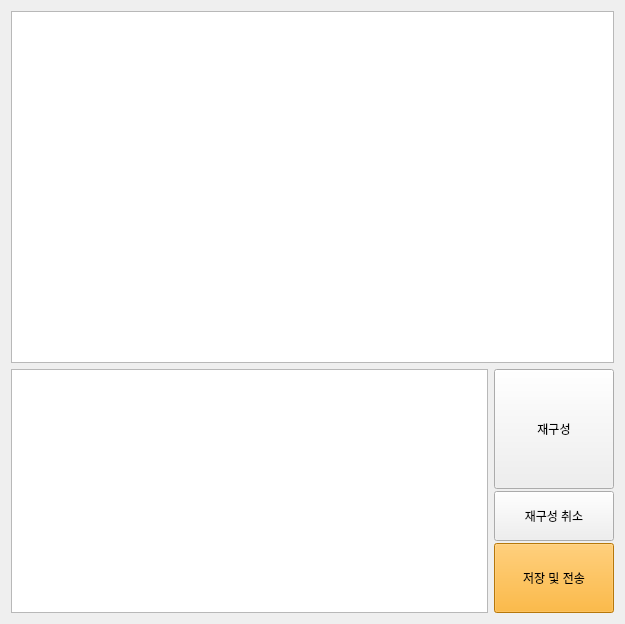
AndaCondaa/Dental_Imaging_SW_System, file Project/src/imaging/ImagingSW/imagingmanager.ui: the form before one commit.
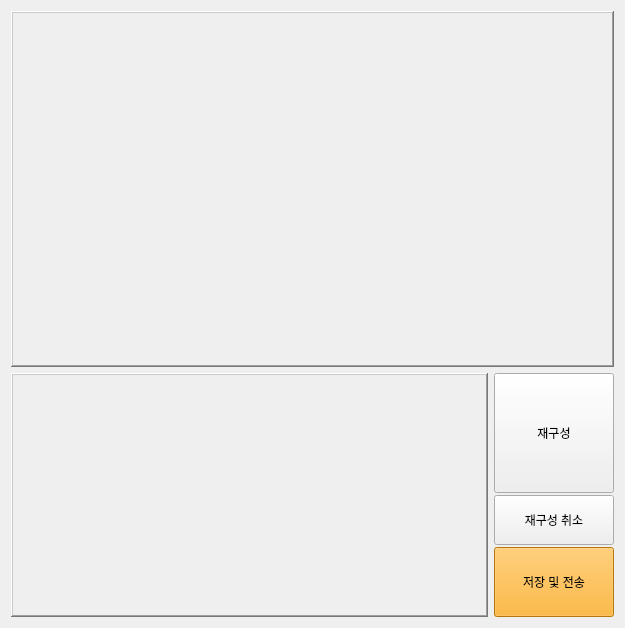
The form after the commit.

Commit message: feat : Add imageprocess

Diff of the .ui file:
```diff
--- a/Project/src/imaging/ImagingSW/imagingmanager.ui
+++ b/Project/src/imaging/ImagingSW/imagingmanager.ui
@@ -7,7 +7,7 @@
     <x>0</x>
     <y>0</y>
     <width>625</width>
-    <height>624</height>
+    <height>628</height>
    </rect>
   </property>
   <property name="windowTitle">
@@ -18,25 +18,58 @@
     <number>6</number>
    </property>
    <item>
-    <widget class="QGraphicsView" name="reconView">
-     <property name="minimumSize">
-      <size>
-       <width>0</width>
-       <height>350</height>
-      </size>
+    <widget class="QFrame" name="frame_2">
+     <property name="sizePolicy">
+      <sizepolicy hsizetype="Expanding" vsizetype="Expanding">
+       <horstretch>0</horstretch>
+       <verstretch>0</verstretch>
+      </sizepolicy>
      </property>
+     <property name="frameShape">
+      <enum>QFrame::WinPanel</enum>
+     </property>
+     <property name="frameShadow">
+      <enum>QFrame::Raised</enum>
+     </property>
+     <layout class="QGridLayout" name="gridLayout">
+      <item row="0" column="0">
+       <widget class="QLabel" name="reconLabel">
+        <property name="text">
+         <string/>
+        </property>
+       </widget>
+      </item>
+     </layout>
     </widget>
    </item>
    <item>
     <layout class="QHBoxLayout" name="horizontalLayout_2">
      <item>
-      <widget class="QGraphicsView" name="frameView">
+      <widget class="QFrame" name="frame">
        <property name="sizePolicy">
         <sizepolicy hsizetype="Expanding" vsizetype="Preferred">
          <horstretch>0</horstretch>
          <verstretch>0</verstretch>
         </sizepolicy>
        </property>
+       <property name="frameShape">
+        <enum>QFrame::WinPanel</enum>
+       </property>
+       <property name="frameShadow">
+        <enum>QFrame::Raised</enum>
+       </property>
+       <layout class="QGridLayout" name="gridLayout_2">
+        <item row="0" column="0">
+         <widget class="QLabel" name="frameLabel">
+          <property name="frameShape">
+           <enum>QFrame::NoFrame</enum>
+          </property>
+          <property name="text">
+           <string/>
+          </property>
+         </widget>
+        </item>
+       </layout>
       </widget>
      </item>
      <item>
```
The commit also changes 2 other files.
